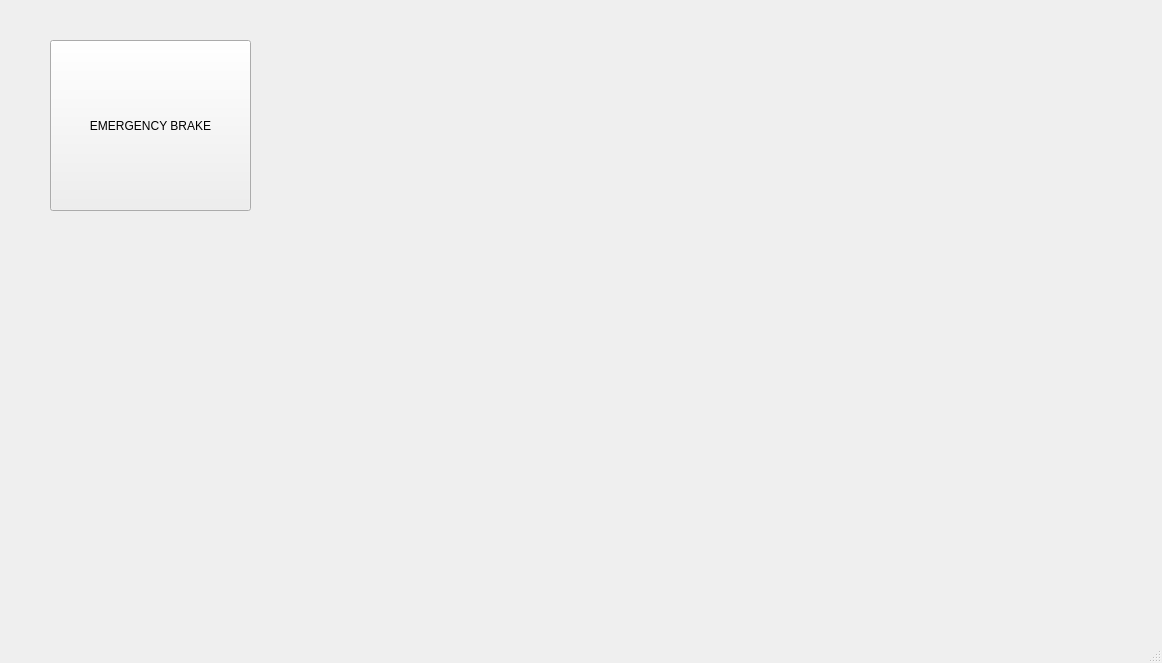
Old version of the form Train Controller/mainwindow.ui in the repository headhunter22/ECE1140-Train-Simulator.
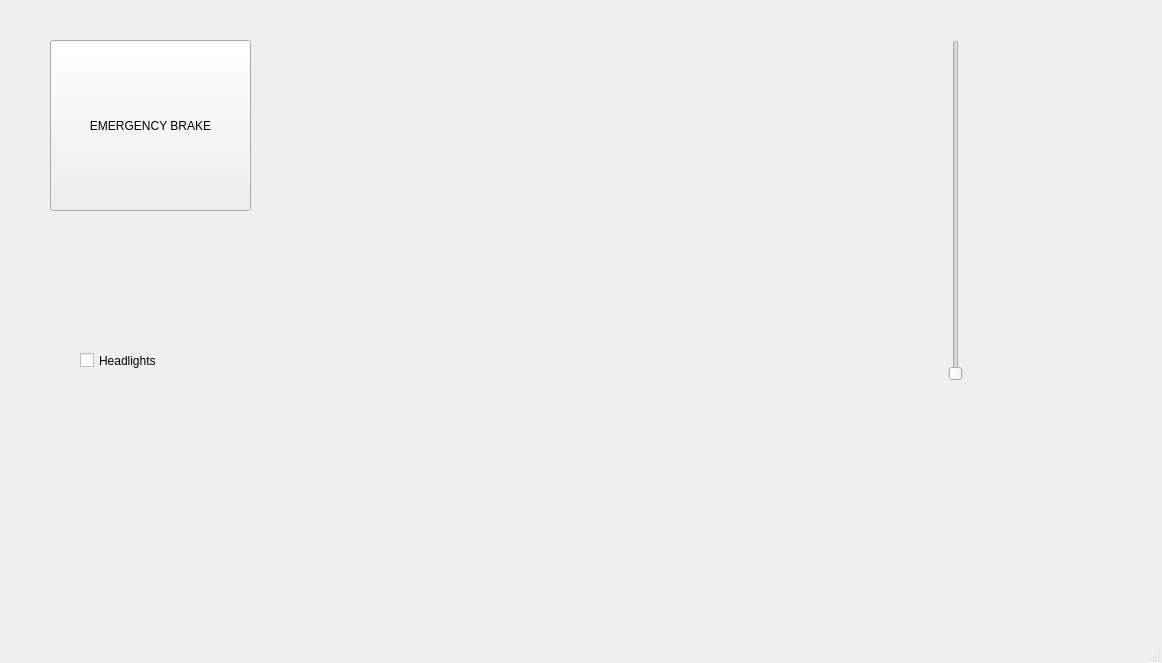
New version of the form.

```diff
--- a/Train Controller/mainwindow.ui
+++ b/Train Controller/mainwindow.ui
@@ -26,6 +26,35 @@
     <property name="text">
      <string>EMERGENCY BRAKE</string>
     </property>
+    <property name="checkable">
+     <bool>true</bool>
+    </property>
+   </widget>
+   <widget class="QSlider" name="SpeedRequest">
+    <property name="geometry">
+     <rect>
+      <x>880</x>
+      <y>40</y>
+      <width>151</width>
+      <height>341</height>
+     </rect>
+    </property>
+    <property name="orientation">
+     <enum>Qt::Vertical</enum>
+    </property>
+   </widget>
+   <widget class="QCheckBox" name="Headlights">
+    <property name="geometry">
+     <rect>
+      <x>80</x>
+      <y>340</y>
+      <width>111</width>
+      <height>41</height>
+     </rect>
+    </property>
+    <property name="text">
+     <string>Headlights</string>
+    </property>
    </widget>
   </widget>
   <widget class="QMenuBar" name="menubar">
```
